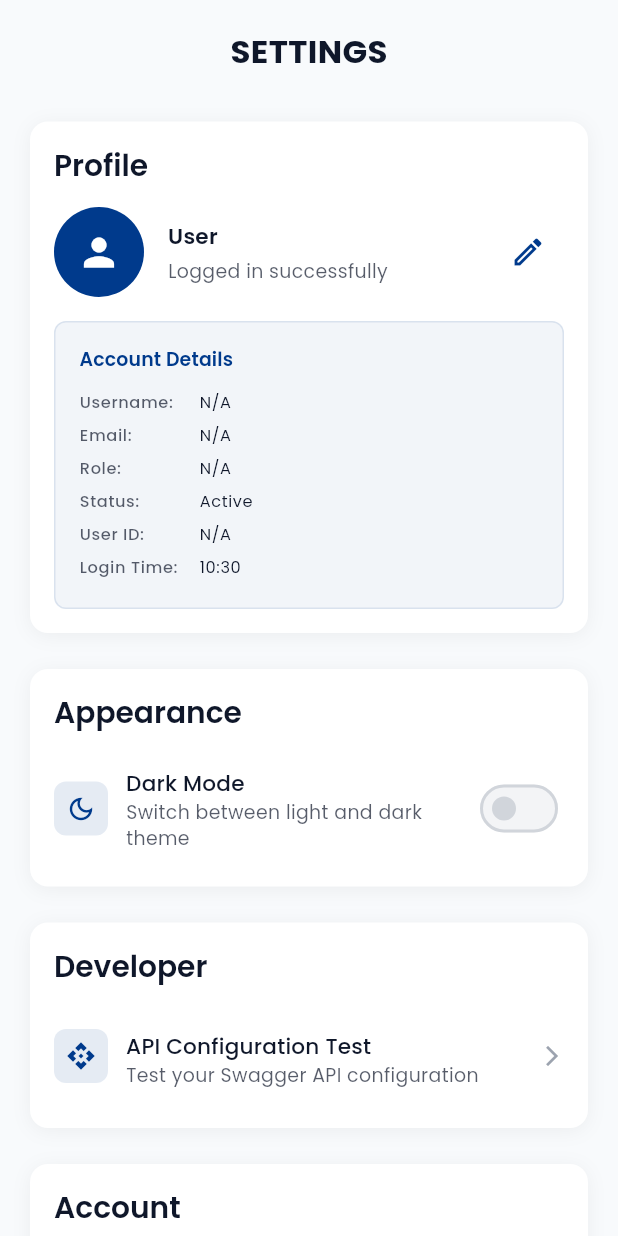
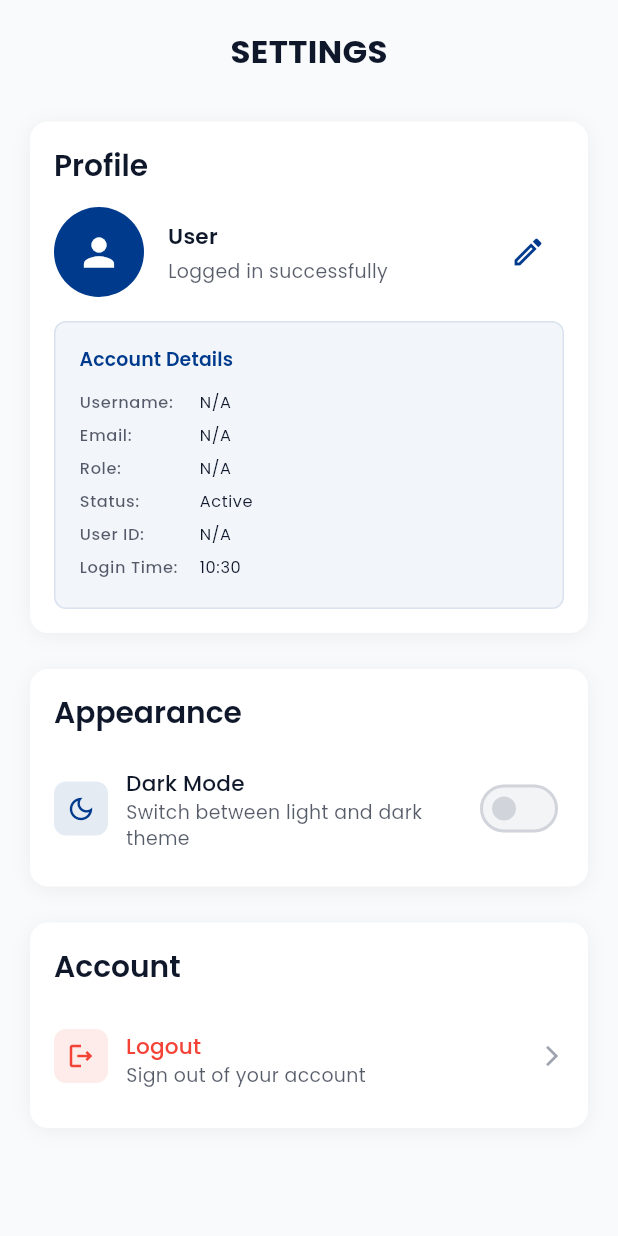
Before and after one commit to Technical-Assets-Management-CS31A/Mobile-Technical-Management, a Flutter app: the SettingsScreen screen opened directly, on a phone screen of 412 x 824 dp. Run offline on Flutter 3.47's test engine with Material 3 defaults, Android fonts, the phone set to English and light mode, and no system bars; our stand-ins replace flutter_dotenv, google_fonts, image_picker, shared_preferences, shimmer; accounts and stored records are empty.

Commit message:
Refactor: Remove developer section from SettingsScreen and clean up unused imports

```diff
--- a/lib/screens/settings/settings_screen.dart
+++ b/lib/screens/settings/settings_screen.dart
@@ -4,7 +4,6 @@ import '../../utils/constants.dart';
 import '../../providers/theme_provider.dart';
 import '../../providers/auth_provider.dart';
 import '../auth/login_screen.dart';
-import '../../widgets/config_test_widget.dart';
 
 class SettingsScreen extends StatefulWidget {
   const SettingsScreen({super.key});
@@ -43,8 +42,6 @@ class _SettingsScreenState extends State<SettingsScreen> {
                     _buildProfileSection(),
                     const SizedBox(height: AppConstants.largePadding),
                     _buildAppearanceSection(),
-                    const SizedBox(height: AppConstants.largePadding),
-                    _buildDeveloperSection(),
                     const SizedBox(height: AppConstants.largePadding),
                     _buildAccountSection(),
                     const SizedBox(height: 100), // Space for bottom bar
@@ -251,53 +248,6 @@ class _SettingsScreenState extends State<SettingsScreen> {
     );
   }
 
-  Widget _buildDeveloperSection() {
-    return Container(
-      padding: const EdgeInsets.all(AppConstants.defaultPadding),
-      decoration: BoxDecoration(
-        color: Theme.of(context).colorScheme.surfaceBright,
-        borderRadius: BorderRadius.circular(AppConstants.defaultBorderRadius),
-        boxShadow: [
-          BoxShadow(
-            color: Colors.black.withOpacity(0.05),
-            blurRadius: 10,
-            offset: const Offset(0, 2),
-          ),
-        ],
-      ),
-      child: Column(
-        crossAxisAlignment: CrossAxisAlignment.start,
-        children: [
-          Text(
-            'Developer',
-            style: Theme.of(context).textTheme.titleLarge?.copyWith(
-              fontWeight: FontWeight.w600,
-              color: Theme.of(context).colorScheme.onSurface,
-            ),
-          ),
-          const SizedBox(height: AppConstants.defaultPadding),
-          _buildSettingTile(
-            icon: Icons.api_outlined,
-            title: 'API Configuration Test',
-            subtitle: 'Test your Swagger API configuration',
-            trailing: const Icon(
-              Icons.arrow_forward_ios,
-              size: 16,
-              color: Color(AppConstants.neutral400),
-            ),
-            onTap: () {
-              Navigator.of(context).push(
-                MaterialPageRoute(
-                  builder: (context) => const ConfigTestWidget(),
-                ),
-              );
-            },
-          ),
-        ],
-      ),
-    );
-  }
-
   Widget _buildAccountSection() {
     return Container(
       padding: const EdgeInsets.all(AppConstants.defaultPadding),
--- a/lib/utils/cors_test_helper.dart
+++ b/lib/utils/cors_test_helper.dart
@@ -11,7 +11,7 @@ class CorsTestHelper {
       final loginUrl = '$apiBaseUrl/auth/login';
 
       // Make an OPTIONS request (preflight)
-      final response = await http.Request('OPTIONS', Uri.parse(loginUrl))
+      final response = http.Request('OPTIONS', Uri.parse(loginUrl))
         ..headers.addAll({
           'Origin': 'http://localhost:60546',
           'Access-Control-Request-Method': 'POST',
```
Also changed, not shown: lib/utils/config_validator.dart (line endings or trailing spaces), lib/utils/cors_helper.dart (line endings or trailing spaces), lib/utils/swagger_helper.dart (line endings or trailing spaces), lib/widgets/auth_wrapper.dart (line endings or trailing spaces).
